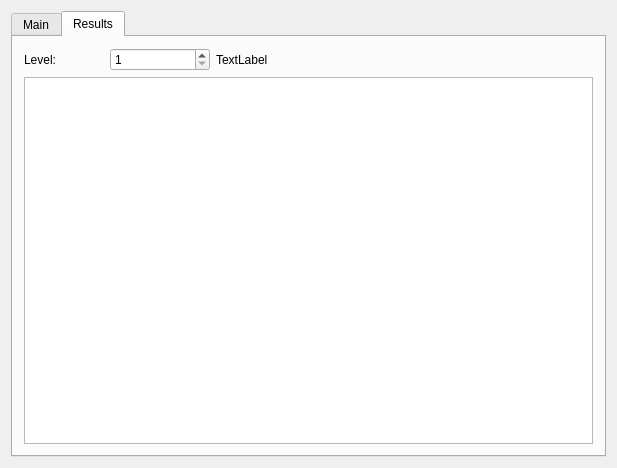
Qt form mainwindow.ui (victorprogrammist/my_n_back) before a commit.
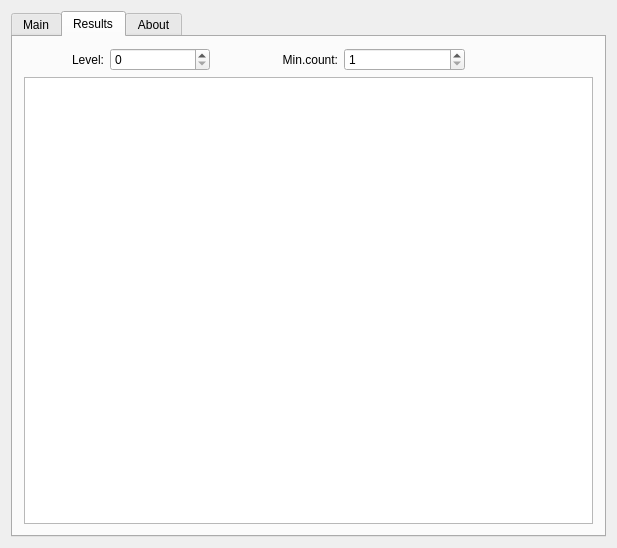
The same form after that commit. The open tabs and pages were chosen to show the change.

```diff
--- a/mainwindow.ui
+++ b/mainwindow.ui
@@ -7,7 +7,7 @@
     <x>0</x>
     <y>0</y>
     <width>617</width>
-    <height>468</height>
+    <height>548</height>
    </rect>
   </property>
   <property name="windowTitle">
@@ -191,6 +191,9 @@
             <property name="text">
              <string>Level:</string>
             </property>
+            <property name="alignment">
+             <set>Qt::AlignRight|Qt::AlignTrailing|Qt::AlignVCenter</set>
+            </property>
            </widget>
           </item>
           <item>
@@ -202,14 +205,31 @@
              </size>
             </property>
             <property name="minimum">
-             <number>1</number>
+             <number>0</number>
             </property>
            </widget>
           </item>
           <item>
            <widget class="QLabel" name="label_2">
             <property name="text">
-             <string>TextLabel</string>
+             <string>Min.count:</string>
+            </property>
+            <property name="alignment">
+             <set>Qt::AlignRight|Qt::AlignTrailing|Qt::AlignVCenter</set>
+            </property>
+           </widget>
+          </item>
+          <item>
+           <widget class="QSpinBox" name="spbox_minCount">
+            <property name="minimum">
+             <number>1</number>
+            </property>
+           </widget>
+          </item>
+          <item>
+           <widget class="QLabel" name="label_3">
+            <property name="text">
+             <string/>
             </property>
            </widget>
           </item>
@@ -220,6 +240,29 @@
         </item>
        </layout>
       </widget>
+      <widget class="QWidget" name="tab_about">
+       <attribute name="title">
+        <string>About</string>
+       </attribute>
+       <layout class="QVBoxLayout" name="verticalLayout_5">
+        <item>
+         <widget class="QLabel" name="label_4">
+          <property name="text">
+           <string>&lt;html&gt;&lt;head/&gt;&lt;body&gt;&lt;p&gt;Author: Telnov Viktor&lt;/p&gt;&lt;p&gt;&lt;br/&gt;&lt;/p&gt;&lt;p&gt;E-mail: telnov-vs@yandex.ru&lt;/p&gt;&lt;p&gt;&lt;br/&gt;&lt;/p&gt;&lt;p&gt;Site: https://github.com/victorprogrammist/my_n_back&lt;/p&gt;&lt;/body&gt;&lt;/html&gt;</string>
+          </property>
+          <property name="alignment">
+           <set>Qt::AlignLeading|Qt::AlignLeft|Qt::AlignVCenter</set>
+          </property>
+          <property name="wordWrap">
+           <bool>true</bool>
+          </property>
+          <property name="margin">
+           <number>50</number>
+          </property>
+         </widget>
+        </item>
+       </layout>
+      </widget>
      </widget>
     </item>
    </layout>
```
Left out of the diff: 8 changed lines with no effect on the pictures.
